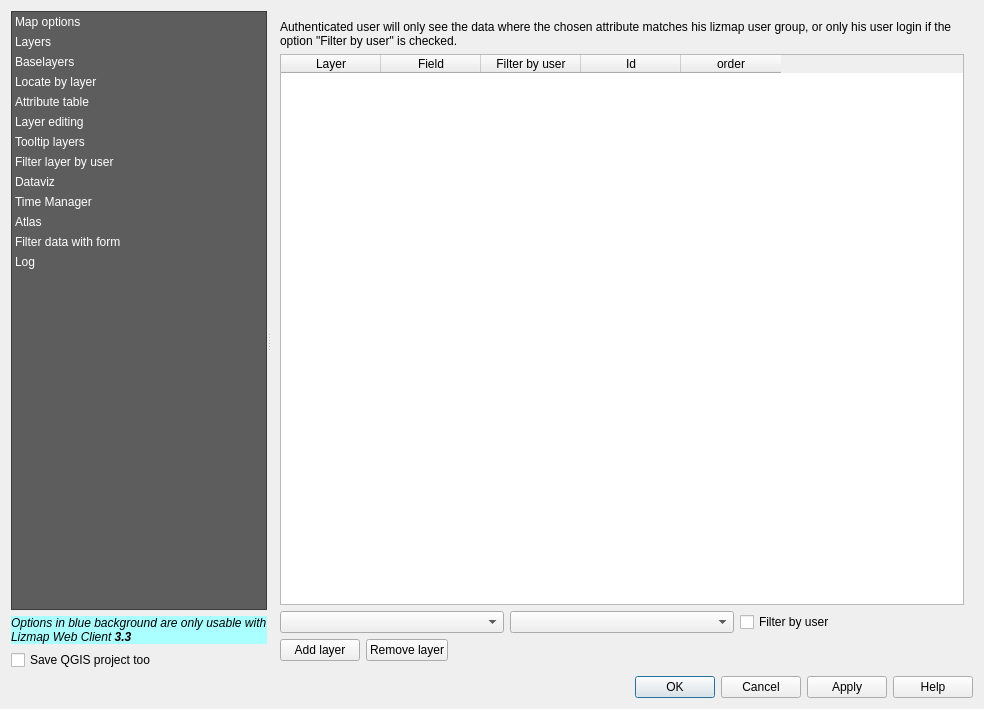
First picture: the form in resources/ui/ui_lizmap.ui, repository 3liz/lizmap-plugin, before the edit.
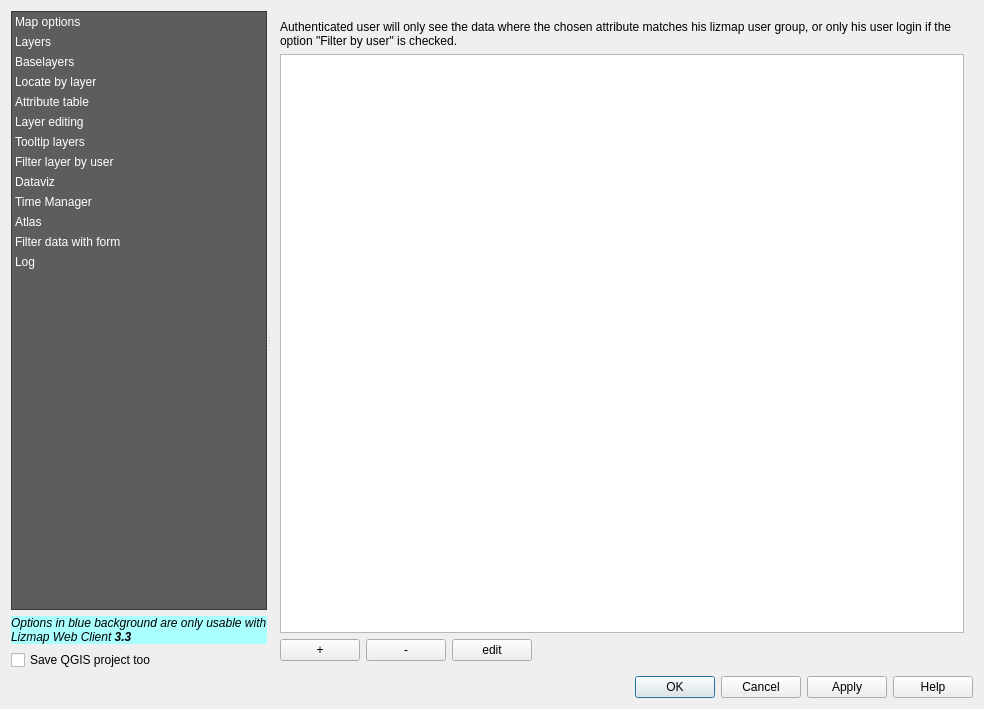
Second picture: the form after the edit. The open tabs and pages were chosen to show the change. Custom widgets are drawn as their Qt base class.

Commit message: make the filter by login editable

What changed in the file:
```diff
--- a/resources/ui/ui_lizmap.ui
+++ b/resources/ui/ui_lizmap.ui
@@ -2989,95 +2989,28 @@
                 </widget>
                </item>
                <item>
-                <widget class="QTableWidget" name="twLoginFilteredLayersList">
-                 <property name="maximumSize">
-                  <size>
-                   <width>16777215</width>
-                   <height>16777215</height>
-                  </size>
-                 </property>
-                 <property name="editTriggers">
-                  <set>QAbstractItemView::NoEditTriggers</set>
-                 </property>
-                 <property name="alternatingRowColors">
-                  <bool>true</bool>
-                 </property>
-                 <property name="selectionMode">
-                  <enum>QAbstractItemView::SingleSelection</enum>
-                 </property>
-                 <property name="selectionBehavior">
-                  <enum>QAbstractItemView::SelectRows</enum>
-                 </property>
-                 <column>
-                  <property name="text">
-                   <string>Layer</string>
-                  </property>
-                 </column>
-                 <column>
-                  <property name="text">
-                   <string>Field</string>
-                  </property>
-                 </column>
-                 <column>
-                  <property name="text">
-                   <string>Filter by user</string>
-                  </property>
-                 </column>
-                 <column>
-                  <property name="text">
-                   <string>Id</string>
-                  </property>
-                 </column>
-                 <column>
-                  <property name="text">
-                   <string>order</string>
-                  </property>
-                 </column>
-                </widget>
+                <widget class="QTableWidget" name="table_login_filter"/>
                </item>
                <item>
-                <layout class="QVBoxLayout" name="verticalLayout_10">
+                <layout class="QHBoxLayout" name="horizontalLayout_4">
                  <item>
-                  <layout class="QHBoxLayout" name="horizontalLayout_12">
-                   <item>
-                    <widget class="QgsMapLayerComboBox" name="liLoginFilteredLayerLayers">
-                     <property name="statusTip">
-                      <string>The layer to filter</string>
-                     </property>
-                    </widget>
-                   </item>
-                   <item>
-                    <widget class="QgsFieldComboBox" name="liLoginFilteredLayerFields">
-                     <property name="statusTip">
-                      <string>The field containing the group or the username.</string>
-                     </property>
-                    </widget>
-                   </item>
-                   <item>
-                    <widget class="QCheckBox" name="cbLoginFilteredLayerPrivate">
-                     <property name="statusTip">
-                      <string>If Lizmap should use the group or the username for filtering data.</string>
-                     </property>
+                  <widget class="QPushButton" name="add_filter_login_layer_button">
                      <property name="text">
-                      <string>Filter by user</string>
+                    <string notr="true">+</string>
                      </property>
                     </widget>
                    </item>
-                  </layout>
-                 </item>
                  <item>
-                  <layout class="QHBoxLayout" name="horizontalLayout_3">
-                   <item>
-                    <widget class="QPushButton" name="btLoginFilteredLayerAdd">
+                  <widget class="QPushButton" name="remove_filter_login_layer_button">
                      <property name="text">
-                      <string>Add layer</string>
+                    <string notr="true">-</string>
                      </property>
                     </widget>
                    </item>
                    <item>
-                    <widget class="QPushButton" name="btLoginFilteredLayerDel">
+                  <widget class="QPushButton" name="edit_filter_login_layer_button">
                      <property name="text">
-                      <string>Remove layer</string>
+                    <string notr="true">edit</string>
                      </property>
                     </widget>
                    </item>
@@ -3097,8 +3030,6 @@
                   </layout>
                  </item>
                 </layout>
-               </item>
-              </layout>
              </widget>
             </widget>
            </item>
```
Left out of the diff: 6 changed lines with no effect on the pictures. Lines whose indentation alone changed are shown as unchanged. The commit also changes 11 other files.
